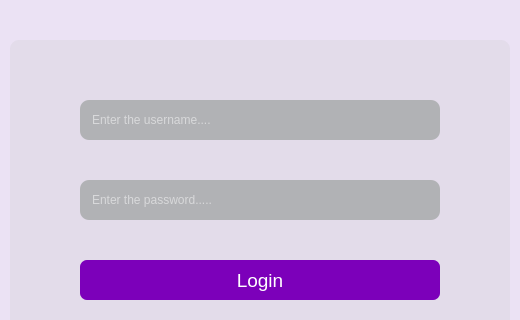
The window that static/login.ui (lakshmivishal9496/Soft-Health) describes before a commit, drawn with Qt 5; both pictures show x 249 to 769 and y 170 to 490 of the 870 by 762 pixel window.
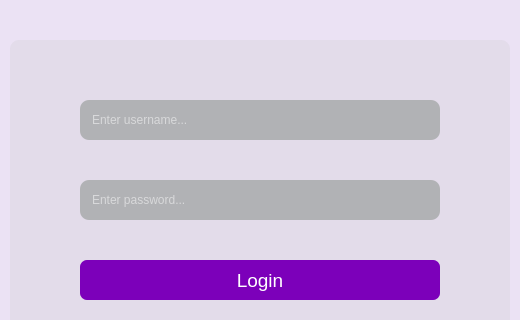
The same window after the commit. Icons and pictures are not drawn.

Patch:
```diff
--- a/static/login.ui
+++ b/static/login.ui
@@ -202,7 +202,7 @@
       <set>Qt::AlignLeading|Qt::AlignLeft|Qt::AlignVCenter</set>
      </property>
      <property name="placeholderText">
-      <string>Enter the username....</string>
+      <string>Enter username...</string>
      </property>
     </widget>
     <widget class="QLineEdit" name="tb2">
@@ -228,7 +228,7 @@
       <set>Qt::AlignLeading|Qt::AlignLeft|Qt::AlignVCenter</set>
      </property>
      <property name="placeholderText">
-      <string>Enter the password.....</string>
+      <string>Enter password...</string>
      </property>
     </widget>
     <widget class="QPushButton" name="b1">
```
